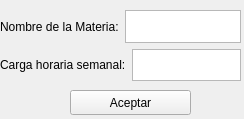
This is subjectinputdialog.ui in Santiago-Pinto/colorcraft as Qt 5 draws it before an edit. The edited form follows.
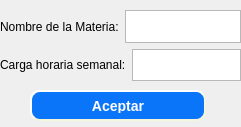
This is the edited form.

Commit message: Added styles for buttons

Diff of the .ui file:
```diff
--- a/subjectinputdialog.ui
+++ b/subjectinputdialog.ui
@@ -6,8 +6,8 @@
    <rect>
     <x>0</x>
     <y>0</y>
-    <width>244</width>
-    <height>119</height>
+    <width>241</width>
+    <height>127</height>
    </rect>
   </property>
   <property name="windowTitle">
@@ -29,17 +29,28 @@
   <widget class="QPushButton" name="btnAccept">
    <property name="geometry">
     <rect>
-     <x>70</x>
+     <x>30</x>
      <y>90</y>
-     <width>121</width>
-     <height>25</height>
+     <width>176</width>
+     <height>31</height>
     </rect>
    </property>
+   <property name="styleSheet">
+    <string notr="true">background-color: rgb(11, 117, 250);
+border-style: outset;
+border-width: 2px;
+border-radius: 10px;
+border-color: beige;
+font: bold 14px;
+color: white;
+min-width: 10em;
+padding: 6px;</string>
+   </property>
    <property name="text">
     <string>Aceptar</string>
    </property>
   </widget>
-  <widget class="QWidget" name="">
+  <widget class="QWidget" name="layoutWidget">
    <property name="geometry">
     <rect>
      <x>0</x>
```
The commit also changes 20 other files.
